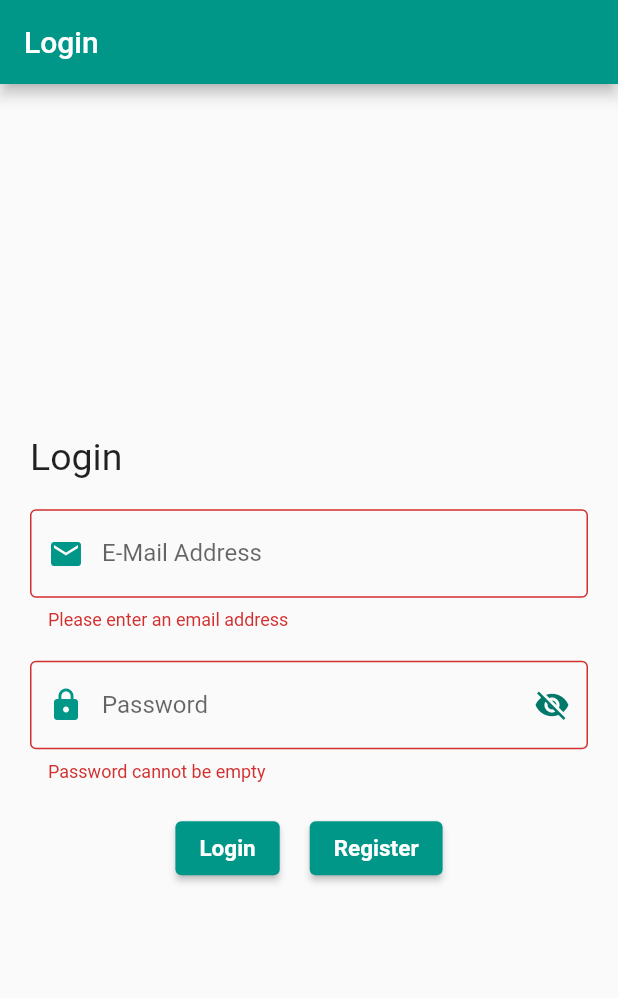
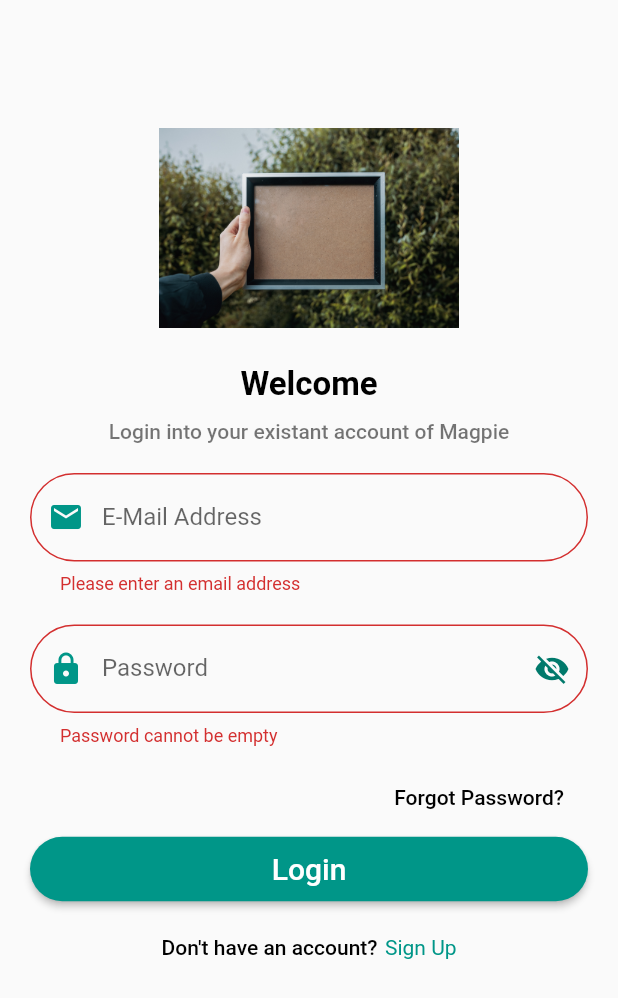
Before and after one commit to alexanderwiegel/magpie_uni, a Flutter app: the LoginScreen screen opened by its route, after a tap on "Login", on a phone screen of 412 x 824 dp. Shown: the top 998 px of the screen. Run offline on Flutter 3.47's test engine with Material 2 defaults, Android fonts, the phone set to English and light mode, and no system bars; our stand-ins replace flutter_keyboard_visibility.

Commit message:
Add Api connectivity for Login and Signup

```diff
--- a/code/lib/view/auth/login/login.page.dart
+++ b/code/lib/view/auth/login/login.page.dart
@@ -1,5 +1,8 @@
 import 'package:flutter/material.dart';
+import 'package:flutter_keyboard_visibility/flutter_keyboard_visibility.dart';
 import 'package:magpie_uni/view/auth/login/ui/login_form.dart';
+import 'ui/widgets/login_page_description.dart';
+import 'ui/widgets/login_page_logo.dart';
 
 class LoginScreen extends StatefulWidget {
   const LoginScreen({Key? key}) : super(key: key);
@@ -11,14 +14,82 @@ class LoginScreen extends StatefulWidget {
 class _LoginScreenState extends State<LoginScreen> {
   @override
   Widget build(BuildContext context) {
+    final theme = Theme.of(context);
+    final textStyle = theme.textTheme.bodyText1;
+    final color = theme.primaryColor;
+
     return WillPopScope(
       onWillPop: () async => false,
-      child: Scaffold(
-        appBar: AppBar(
-          title: const Text('Login'),
-          automaticallyImplyLeading: false,
+      child: Material(
+        child: Container(
+          decoration: const BoxDecoration(
+            color: Colors.white,
+          ),
+          child: Scaffold(
+            body: Padding(
+              padding: const EdgeInsets.all(20.0),
+              child: SingleChildScrollView(
+                  child: Column(
+                mainAxisSize: MainAxisSize.min,
+                mainAxisAlignment: MainAxisAlignment.spaceAround,
+                children: [
+                  const SizedBox(height: 50.0),
+                  KeyboardVisibilityBuilder(
+                    builder: (context, isKeyboardVisible) {
+                      return isKeyboardVisible
+                          ? const SizedBox.shrink()
+                          : const Padding(
+                              padding: EdgeInsets.all(15.0),
+                              child: LoginPageLogo(),
+                            );
+                    },
+                  ),
+                  KeyboardVisibilityBuilder(
+                    builder: (context, isKeyboardVisible) {
+                      return isKeyboardVisible
+                          ? const SizedBox.shrink()
+                          : const Padding(
+                              padding: EdgeInsets.symmetric(vertical: 10.0),
+                              child: LoginPageDescription(),
+                            );
+                    },
+                  ),
+                  const Padding(
+                    padding: EdgeInsets.only(bottom: 10.0),
+                    child: LoginForm(),
+                  ),
+                  const SizedBox(
+                    height: 10.0,
+                  ),
+                  Align(
+                    alignment: Alignment.bottomCenter,
+                    child: Row(
+                      mainAxisAlignment: MainAxisAlignment.center,
+                      children: [
+                        Text("Don't have an account?",
+                            style: textStyle?.copyWith(color: Colors.black)),
+                        const SizedBox(
+                          width: 5.0,
+                        ),
+                        GestureDetector(
+                          onTap: () {
+                            Navigator.pushNamed(context, '/register');
+                          },
+                          child: Text(
+                            "Sign Up",
+                            style: TextStyle(
+                              color: color,
+                            ),
+                          ),
+                        ),
+                      ],
+                    ),
+                  ),
+                ],
+              )),
+            ),
+          ),
         ),
-        body: const LoginForm(),
       ),
     );
   }
--- a/code/lib/view/auth/login/ui/login_form.dart
+++ b/code/lib/view/auth/login/ui/login_form.dart
@@ -1,8 +1,11 @@
 import 'package:flutter/material.dart';
+import 'package:magpie_uni/services/http_service.dart';
 import 'package:magpie_uni/services/validators.dart';
+import 'package:magpie_uni/widgets/atoms/buttons/magpie_button.dart';
+import 'package:magpie_uni/widgets/atoms/buttons/magpie_text_button.dart';
 import 'package:magpie_uni/widgets/magpie.form.field.dart';
-
 import '../../../../constants.dart';
+import '../../../profile.dart';
 
 class LoginForm extends StatefulWidget {
   const LoginForm({Key? key}) : super(key: key);
@@ -12,81 +15,76 @@ class LoginForm extends StatefulWidget {
 }
 
 class _LoginFormState extends State<LoginForm> {
-  final GlobalKey<FormState> _formKey = GlobalKey<FormState>();
-  late String _email, _password, _error, _token;
+  final _formKey = GlobalKey<FormState>();
+  final HttpService httpService = HttpService();
+  late bool isLoading = false;
+  late String _email, _password;
 
   @override
   Widget build(BuildContext context) {
-    return Padding(
-      padding: const EdgeInsets.all(20.0),
-      child: Form(
+    final theme = Theme.of(context);
+    final formFieldColor = theme.primaryColor;
+
+    return Form(
         key: _formKey,
         child: Column(
           mainAxisAlignment: MainAxisAlignment.center,
           children: [
-              const Align(
-                alignment: Alignment.centerLeft,
-                child: Text(
-                  'Login',
-                  style: TextStyle(
-                    fontSize: 25,
-                  ),
-                ),
-              ),
-              const SizedBox(height: 20),
             MagpieTextFormField.email(
               validator: EmailValidator.validate,
               name: 'Email',
-                onChanged: (value) {},
+              onChanged: (email) => _email = email!,
             ),
             const SizedBox(height: 20.0),
             MagpieTextFormField.password(
               validator: PasswordValidator.validate,
               name: 'Password',
-                onChanged: (value) {},
-                hintText: 'Re-enter password',
+              labelText: 'Password',
+              onChanged: (password) => _password = password!,
+              hintText: 'Password',
             ),
-              const SizedBox(height: 20.0),
-              Row(
-                mainAxisAlignment: MainAxisAlignment.center,
-                children: [
-                  ElevatedButton(
-                    child: const Text('Login'),
-                    style: ElevatedButton.styleFrom(
-                      textStyle: const TextStyle(
-                        fontSize: 15,
-                        fontWeight: FontWeight.bold,
+            const SizedBox(height: 10.0),
+            Align(
+                alignment: Alignment.bottomRight,
+                child: MagpieTextButton.primary(
+                  color: Colors.black,
+                  onPressed: () {},
+                  label: "Forgot Password?",
+                )),
+            SizedBox(
+              width: double.infinity,
+              child: MagpieButton.primary(
+                loading: isLoading,
+                label: "Login",
+                color: formFieldColor,
+                textColor: textColor,
+                onPressed: _onLoginPressed,
               ),
-                      primary: mainColor,
-                      onPrimary: Colors.white,
             ),
-                    onPressed: () {
+          ],
+        ));
+  }
+
+  _onLoginPressed() async {
     _formKey.currentState!.save();
     if (_formKey.currentState!.validate()) {
-                        Navigator.pushNamed(context, '/profile');
-                        //TODO: implement login
+      Map data = {
+        'email': _email.trim(),
+        'password': _password.trim(),
+      };
+      setState(() {
+        isLoading = true;
+      });
+      final statusCode = await httpService.signIn(data);
+      if (statusCode == 200) {
+        Navigator.of(context).pushAndRemoveUntil(
+            MaterialPageRoute(
+                builder: (BuildContext context) => const Profile()),
+            (route) => false);
       }
-                    },
-                  ),
-                  const SizedBox(width: 20.0),
-                  ElevatedButton(
-                    child: const Text('Register'),
-                    style: ElevatedButton.styleFrom(
-                      textStyle: const TextStyle(
-                        fontSize: 15,
-                        fontWeight: FontWeight.bold,
-                      ),
-                      primary: mainColor,
-                      onPrimary: Colors.white,
-                    ),
-                    onPressed: () {
-                      Navigator.pushNamed(context, '/register');
-                    },
-                  ),
-                ],
-              ),
-            ],
-          )),
-    );
+      setState(() {
+        isLoading = false;
+      });
     }
   }
+}
--- /dev/null
+++ b/code/lib/view/auth/login/ui/widgets/login_page_description.dart
@@ -0,0 +1,27 @@
+import 'package:flutter/material.dart';
+
+class LoginPageDescription extends StatelessWidget {
+  const LoginPageDescription({Key? key}) : super(key: key);
+
+  @override
+  Widget build(BuildContext context) {
+    final theme = Theme.of(context);
+    final textStyle = theme.textTheme.bodyText1;
+    final color = theme.primaryColor;
+
+    return Column(
+      children: [
+        Text(
+          "Welcome",
+          style: textStyle?.copyWith(
+              color: Colors.black, fontWeight: FontWeight.w700, fontSize: 22),
+        ),
+        Padding(
+          padding: const EdgeInsets.all(10.0),
+          child: Text("Login into your existant account of Magpie",
+              style: textStyle?.copyWith(color: Colors.black54)),
+        ),
+      ],
+    );
+  }
+}
--- /dev/null
+++ b/code/lib/view/auth/login/ui/widgets/login_page_logo.dart
@@ -0,0 +1,13 @@
+import 'package:flutter/material.dart';
+
+class LoginPageLogo extends StatelessWidget {
+  const LoginPageLogo({Key? key}) : super(key: key);
+
+  @override
+  Widget build(BuildContext context) {
+    return const Image(
+      image: AssetImage("pics/placeholder.jpg"),
+      width: 200.0,
+    );
+  }
+}
--- /dev/null
+++ b/code/lib/widgets/atoms/buttons/magpie_button.dart
@@ -0,0 +1,112 @@
+import 'package:flutter/cupertino.dart';
+import 'package:flutter/material.dart';
+
+class MagpieButton extends StatelessWidget {
+  final String label;
+  final TextStyle? textStyle;
+  final EdgeInsets? padding;
+  final Color? color;
+  final Color? textColor;
+  final Color? disabledColor;
+  final Function() onPressed;
+  final bool enabled;
+  final bool loading;
+  final bool outlined;
+
+  const MagpieButton.primary({
+    required this.label,
+    Key? key,
+    this.color,
+    this.textColor,
+    this.disabledColor,
+    this.textStyle,
+    this.padding,
+    required this.onPressed,
+    this.enabled = true,
+    this.loading = false,
+  })  : outlined = false,
+        super(key: key);
+
+  const MagpieButton.secondary({
+    required this.label,
+    Key? key,
+    this.color,
+    this.textColor,
+    this.disabledColor,
+    this.textStyle,
+    this.padding,
+    required this.onPressed,
+    this.enabled = true,
+    this.loading = false,
+  })  : outlined = true,
+        super(key: key);
+
+  @override
+  Widget build(BuildContext context) {
+    final theme = Theme.of(context);
+    final color = this.color ?? theme.colorScheme.secondary;
+    final textColor = this.textColor ??
+        (outlined ? theme.colorScheme.secondary : Colors.white);
+    final disabledColor = this.disabledColor ?? Theme.of(context).disabledColor;
+    final TextStyle textStyle = this.textStyle ?? theme.textTheme.headline6!;
+
+    return outlined
+        ?
+        //secondary button
+        OutlinedButton(
+            style: OutlinedButton.styleFrom(
+              side: BorderSide(
+                color: (enabled && !loading) ? color : disabledColor,
+              ),
+              shape: RoundedRectangleBorder(
+                  borderRadius: BorderRadius.circular(15)),
+            ),
+            onPressed: enabled ? onPressed : null,
+            child: Padding(
+              padding: const EdgeInsets.all(10.0),
+              child: Stack(
+                children: [
+                  Text(
+                    loading ? '' : label,
+                    style: textStyle.copyWith(
+                        color: enabled ? textColor : disabledColor),
+                  ),
+                  if (loading)
+                    SizedBox(
+                        height: textStyle.fontSize,
+                        width: textStyle.fontSize,
+                        child: CircularProgressIndicator(
+                          strokeWidth: 2.5,
+                          color: textColor,
+                        ))
+                ],
+              ),
+            ))
+        :
+        //primary button
+        MaterialButton(
+            padding: const EdgeInsets.all(10.0),
+            shape:
+                RoundedRectangleBorder(borderRadius: BorderRadius.circular(30)),
+            color: color,
+            disabledColor: disabledColor,
+            onPressed: (enabled && !loading) ? onPressed : null,
+            child: Stack(
+              children: [
+                Text(
+                  loading ? '' : label,
+                  style: textStyle.copyWith(color: textColor),
+                ),
+                if (loading)
+                  SizedBox(
+                      height: textStyle.fontSize,
+                      width: textStyle.fontSize,
+                      child: CircularProgressIndicator(
+                        strokeWidth: 2.5,
+                        color: textColor,
+                      ))
+              ],
+            ),
+          );
+  }
+}
--- /dev/null
+++ b/code/lib/widgets/atoms/buttons/magpie_text_button.dart
@@ -0,0 +1,34 @@
+import 'package:flutter/material.dart';
+
+import '../../../constants.dart';
+
+class MagpieTextButton extends StatelessWidget {
+  final String label;
+  final Color color;
+  final Function() onPressed;
+
+  const MagpieTextButton.primary({
+    Key? key,
+    required this.label,
+    this.color = mainColor, //TODO TextColor to TextStyle
+    required this.onPressed,
+  }) : super(key: key);
+
+  @override
+  Widget build(BuildContext context) {
+    return
+        //primary button
+        OutlinedButton(
+            style: OutlinedButton.styleFrom(
+              side: const BorderSide(color: Colors.transparent),
+              backgroundColor: Colors.transparent,
+            ),
+            onPressed: onPressed,
+            child: Text(
+              label,
+              style: TextStyle(
+                color: color,
+              ),
+            ));
+  }
+}
--- a/code/lib/widgets/magpie.form.field.dart
+++ b/code/lib/widgets/magpie.form.field.dart
@@ -37,7 +37,7 @@ class MagpieTextFormField extends StatefulWidget {
       {Key? key,
       this.enabled = true,
       this.leadingIcon = Icons.lock,
-      this.labelText = 'Password',
+      required this.labelText,
       this.focusNode,
       required this.validator,
       required this.name,
@@ -82,7 +82,8 @@ class _MagpieTextFormFieldState extends State<MagpieTextFormField> {
       validator: widget.validator,
       obscureText: widget.obscure,
       decoration: InputDecoration(
-        border: const OutlineInputBorder(),
+        border: OutlineInputBorder(borderRadius: BorderRadius.circular(30)),
+        contentPadding: const EdgeInsets.all(20),
         hintText: widget.hintText,
         prefixIcon: widget.leadingIcon != null
             ? Icon(widget.leadingIcon, color: constants.mainColor)
@@ -102,10 +103,6 @@ class _MagpieTextFormFieldState extends State<MagpieTextFormField> {
             : null,
         labelText: widget.labelText,
       ),
-      // TODO: change the properties inputFormatters, onChanged and validator
-      // to make them fit
-      //inputFormatters: inputFormatter,
-
       textCapitalization: TextCapitalization.sentences,
     );
   }
--- a/code/pubspec.yaml
+++ b/code/pubspec.yaml
@@ -31,6 +31,9 @@ dependencies:
     sdk: flutter
 
   intl: ^0.17.0
+  http: ^0.13.0
+  flutter_keyboard_visibility: ^5.0.3
+
 
 dev_dependencies:
   flutter_test:
```
Also changed, not shown: code/lib/services/http_service.dart (added, +24 -0 lines), code/lib/view/auth/register/register.page.dart (+81 -5 lines), code/lib/view/auth/register/ui/register_form.dart (added, +110 -0 lines), code/lib/view/auth/register/ui/signup_form.dart (deleted, +0 -96 lines), code/lib/view/auth/register/ui/widgets/register_page_description.dart (added, +26 -0 lines), code/pubspec.lock. Lines whose indentation alone changed are shown as unchanged.
